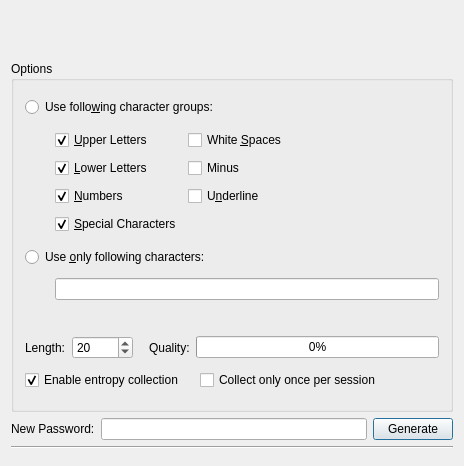
This is src/forms/PasswordGenDlg.ui in iluminat23/keepassxc-debian as Qt 5 draws it before an edit. The edited form follows.
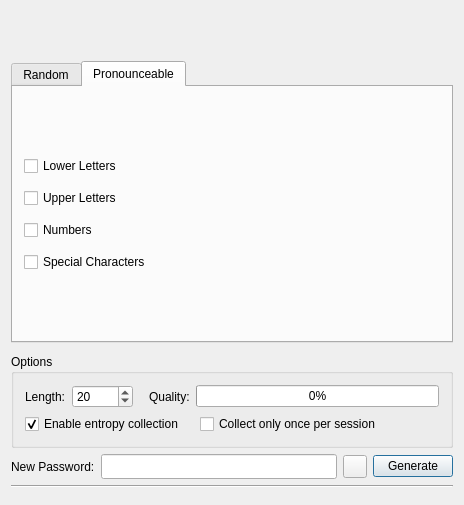
This is the edited form. The open tabs and pages were chosen to show the change.

```diff
--- a/src/forms/PasswordGenDlg.ui
+++ b/src/forms/PasswordGenDlg.ui
@@ -5,8 +5,8 @@
    <rect>
     <x>0</x>
     <y>0</y>
-    <width>462</width>
-    <height>466</height>
+    <width>460</width>
+    <height>505</height>
    </rect>
   </property>
   <property name="windowTitle" >
@@ -33,14 +33,23 @@
     </spacer>
    </item>
    <item>
-    <widget class="QGroupBox" name="groupBox1" >
-     <property name="title" >
-      <string>Options</string>
+    <widget class="QTabWidget" name="tabCategory" >
+     <property name="currentIndex" >
+      <number>0</number>
      </property>
-     <layout class="QVBoxLayout" >
-      <property name="spacing" >
-       <number>6</number>
+     <widget class="QWidget" name="tabRandom" >
+      <property name="geometry" >
+       <rect>
+        <x>0</x>
+        <y>0</y>
+        <width>438</width>
+        <height>243</height>
+       </rect>
       </property>
+      <attribute name="title" >
+       <string>Random</string>
+      </attribute>
+      <layout class="QVBoxLayout" name="verticalLayout" >
       <item>
        <widget class="QRadioButton" name="Radio_1" >
         <property name="text" >
@@ -74,10 +83,7 @@
         </item>
         <item>
          <layout class="QGridLayout" >
-          <property name="horizontalSpacing" >
-           <number>6</number>
-          </property>
-          <property name="verticalSpacing" >
+           <property name="spacing" >
            <number>6</number>
           </property>
           <item row="1" column="0" >
@@ -96,10 +102,7 @@
           <item row="2" column="1" >
            <widget class="QCheckBox" name="checkBox7" >
             <property name="text" >
-             <string>U&amp;nderline</string>
-            </property>
-            <property name="shortcut" >
-             <string>Alt+N</string>
+              <string>&amp;Underline</string>
             </property>
            </widget>
           </item>
@@ -119,10 +122,7 @@
           <item row="0" column="1" >
            <widget class="QCheckBox" name="checkBox5" >
             <property name="text" >
-             <string>White &amp;Spaces</string>
-            </property>
-            <property name="shortcut" >
-             <string>Alt+S</string>
+              <string>&amp;White Spaces</string>
             </property>
            </widget>
           </item>
@@ -142,35 +142,19 @@
           <item row="1" column="1" >
            <widget class="QCheckBox" name="checkBox6" >
             <property name="text" >
-             <string>Minus</string>
+              <string>&amp;Minus</string>
             </property>
            </widget>
           </item>
-          <item row="3" column="0" >
+           <item row="0" column="2" >
            <widget class="QCheckBox" name="checkBox4" >
             <property name="text" >
              <string>&amp;Special Characters</string>
             </property>
-            <property name="checked" >
-             <bool>true</bool>
-            </property>
            </widget>
           </item>
          </layout>
         </item>
-        <item>
-         <spacer>
-          <property name="orientation" >
-           <enum>Qt::Horizontal</enum>
-          </property>
-          <property name="sizeHint" >
-           <size>
-            <width>101</width>
-            <height>108</height>
-           </size>
-          </property>
-         </spacer>
-        </item>
        </layout>
       </item>
       <item>
@@ -196,7 +180,7 @@
           <property name="sizeType" >
            <enum>QSizePolicy::Fixed</enum>
           </property>
-          <property name="sizeHint" >
+           <property name="sizeHint" stdset="0" >
            <size>
             <width>30</width>
             <height>20</height>
@@ -206,6 +190,11 @@
         </item>
         <item>
          <widget class="QLineEdit" name="Edit_chars" >
+           <property name="font" >
+            <font>
+             <family>Serif</family>
+            </font>
+           </property>
           <property name="maxLength" >
            <number>255</number>
           </property>
@@ -214,6 +203,100 @@
        </layout>
       </item>
       <item>
+        <widget class="QCheckBox" name="Check_ExcludeLookAlike" >
+         <property name="text" >
+          <string>Exclude look-alike characters</string>
+         </property>
+        </widget>
+       </item>
+       <item>
+        <widget class="QCheckBox" name="Check_EveryGroup" >
+         <property name="text" >
+          <string>Ensure that password contains characters from every group</string>
+         </property>
+        </widget>
+       </item>
+      </layout>
+     </widget>
+     <widget class="QWidget" name="tabPronounceable" >
+      <property name="geometry" >
+       <rect>
+        <x>0</x>
+        <y>0</y>
+        <width>438</width>
+        <height>243</height>
+       </rect>
+      </property>
+      <attribute name="title" >
+       <string>Pronounceable</string>
+      </attribute>
+      <layout class="QVBoxLayout" name="verticalLayout_2" >
+       <item>
+        <spacer name="verticalSpacer_2" >
+         <property name="orientation" >
+          <enum>Qt::Vertical</enum>
+         </property>
+         <property name="sizeHint" stdset="0" >
+          <size>
+           <width>20</width>
+           <height>60</height>
+          </size>
+         </property>
+        </spacer>
+       </item>
+       <item>
+        <layout class="QGridLayout" name="gridLayout_2" >
+         <property name="verticalSpacing" >
+          <number>12</number>
+         </property>
+         <item row="0" column="0" >
+          <widget class="QCheckBox" name="checkBoxPL" >
+           <property name="text" >
+            <string>Lower Letters</string>
+           </property>
+          </widget>
+         </item>
+         <item row="1" column="0" >
+          <widget class="QCheckBox" name="checkBoxPU" >
+           <property name="text" >
+            <string>Upper Letters</string>
+           </property>
+          </widget>
+         </item>
+         <item row="2" column="0" >
+          <widget class="QCheckBox" name="checkBoxPN" >
+           <property name="text" >
+            <string>Numbers</string>
+           </property>
+          </widget>
+         </item>
+         <item row="3" column="0" >
+          <widget class="QCheckBox" name="checkBoxPS" >
+           <property name="text" >
+            <string>Special Characters</string>
+           </property>
+          </widget>
+         </item>
+        </layout>
+       </item>
+       <item>
+        <spacer name="verticalSpacer" >
+         <property name="orientation" >
+          <enum>Qt::Vertical</enum>
+         </property>
+         <property name="sizeHint" stdset="0" >
+          <size>
+           <width>20</width>
+           <height>60</height>
+          </size>
+         </property>
+        </spacer>
+       </item>
+      </layout>
+     </widget>
+    </widget>
+   </item>
+   <item>
        <spacer>
         <property name="orientation" >
          <enum>Qt::Vertical</enum>
@@ -221,14 +304,23 @@
         <property name="sizeType" >
          <enum>QSizePolicy::Fixed</enum>
         </property>
-        <property name="sizeHint" >
+     <property name="sizeHint" stdset="0" >
          <size>
           <width>20</width>
-          <height>25</height>
+       <height>5</height>
          </size>
         </property>
        </spacer>
       </item>
+   <item>
+    <widget class="QGroupBox" name="groupBox1" >
+     <property name="title" >
+      <string>Options</string>
+     </property>
+     <layout class="QVBoxLayout" >
+      <property name="spacing" >
+       <number>6</number>
+      </property>
       <item>
        <layout class="QHBoxLayout" >
         <property name="spacing" >
@@ -262,7 +354,7 @@
           <property name="sizeType" >
            <enum>QSizePolicy::Fixed</enum>
           </property>
-          <property name="sizeHint" >
+          <property name="sizeHint" stdset="0" >
            <size>
             <width>10</width>
             <height>1</height>
@@ -318,7 +410,7 @@
           <property name="sizeType" >
            <enum>QSizePolicy::Fixed</enum>
           </property>
-          <property name="sizeHint" >
+          <property name="sizeHint" stdset="0" >
            <size>
             <width>10</width>
             <height>20</height>
@@ -338,7 +430,7 @@
           <property name="orientation" >
            <enum>Qt::Horizontal</enum>
           </property>
-          <property name="sizeHint" >
+          <property name="sizeHint" stdset="0" >
            <size>
             <width>40</width>
             <height>20</height>
@@ -364,7 +456,20 @@
       </widget>
      </item>
      <item>
-      <widget class="QLineEdit" name="Edit_dest" />
+      <widget class="QLineEdit" name="Edit_dest" >
+       <property name="font" >
+        <font>
+         <family>Serif</family>
+        </font>
+       </property>
+      </widget>
+     </item>
+     <item>
+      <widget class="QToolButton" name="ButtonChangeEchoMode" >
+       <property name="text" >
+        <string/>
+       </property>
+      </widget>
      </item>
      <item>
       <widget class="QPushButton" name="ButtonGenerate" >
```
Left out of the diff: 34 changed lines with no effect on the pictures. Lines whose indentation alone changed are shown as unchanged.
